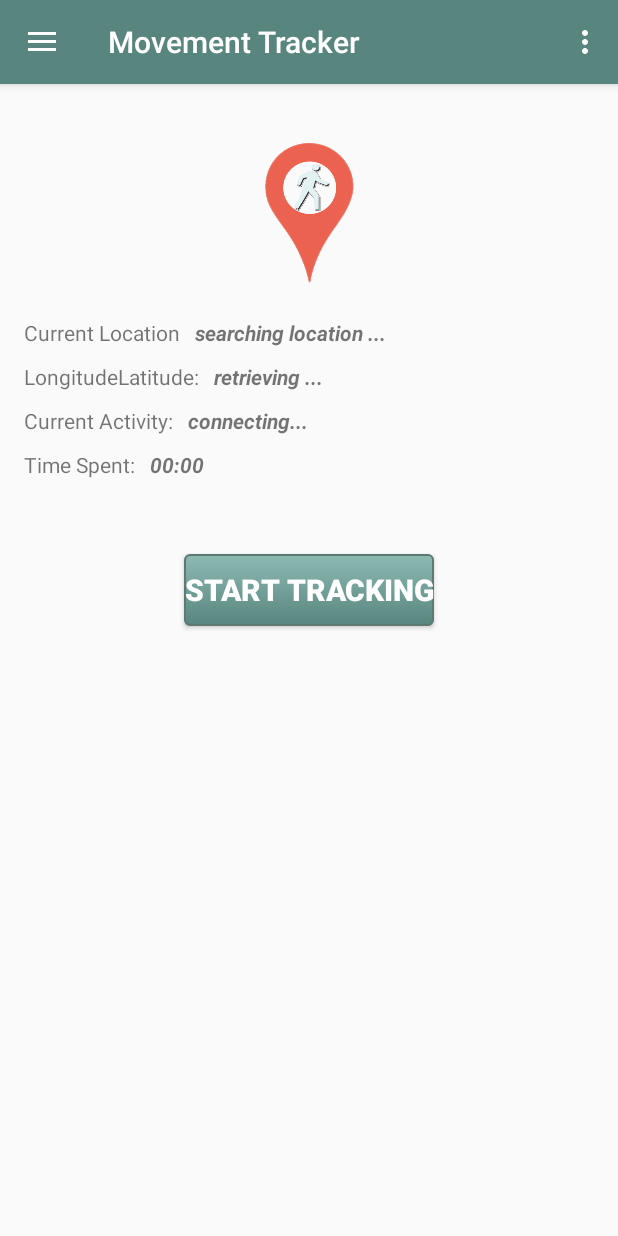
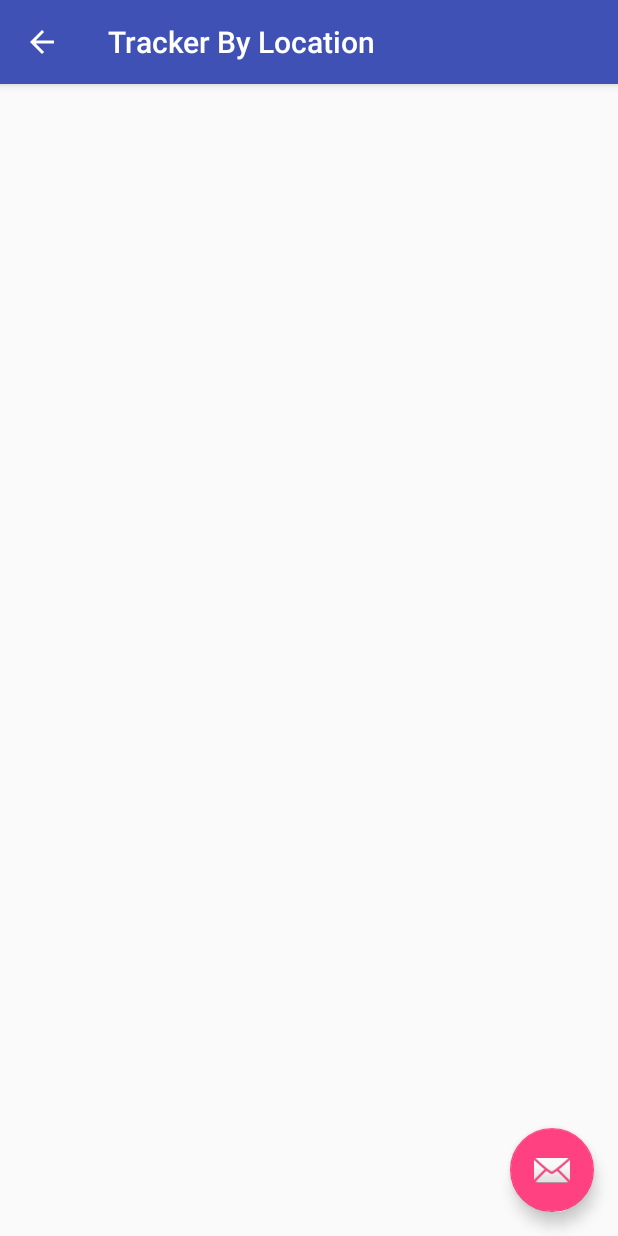
Before and after one commit to andela-bomotoso/MovementTracker, an Android app: the screen it shows after launch (MainActivity before the commit, TrackerByLocation after it), after a tap on "Tracker By Location", on a phone screen of 412 x 824 dp. Run offline under Robolectric (Android 15) with nearby library versions, the phone set to English and light mode, and no system bars; 1 other tap on this screen came first.

Commit message:
Add an activity to manage tracking summary by location

```diff
--- a/MovementTracker/app/src/main/AndroidManifest.xml
+++ b/MovementTracker/app/src/main/AndroidManifest.xml
@@ -36,6 +36,15 @@
             android:label="@string/title_activity_settings"
             android:theme="@style/AppTheme.NoActionBar" >
         </activity>
+        <activity
+            android:name=".Activities.TrackerByLocation"
+            android:label="@string/title_activity_tracker_by_location"
+            android:parentActivityName=".Activities.MainActivity"
+            android:theme="@style/AppTheme.NoActionBar" >
+            <meta-data
+                android:name="android.support.PARENT_ACTIVITY"
+                android:value="com.andela.omotoso.bukola.movementtracker.Activities.MainActivity" />
+        </activity>
     </application>
 
 </manifest>
--- a/MovementTracker/app/src/main/java/com/andela/omotoso/bukola/movementtracker/Activities/MainActivity.java
+++ b/MovementTracker/app/src/main/java/com/andela/omotoso/bukola/movementtracker/Activities/MainActivity.java
@@ -178,7 +178,7 @@ public class MainActivity extends AppCompatActivity
         int id = item.getItemId();
 
         if (id == R.id.tracked_location) {
-            //Launcher.launchActivity(this, TrackerByLocation.class);
+            Launcher.launchActivity(this, TrackerByLocation.class);
 
         } else if (id == R.id.app_help) {
             displayHelp();
--- /dev/null
+++ b/MovementTracker/app/src/main/java/com/andela/omotoso/bukola/movementtracker/Activities/TrackerByLocation.java
@@ -0,0 +1,32 @@
+package com.andela.omotoso.bukola.movementtracker.Activities;
+
+import android.os.Bundle;
+import android.support.design.widget.FloatingActionButton;
+import android.support.design.widget.Snackbar;
+import android.support.v7.app.AppCompatActivity;
+import android.support.v7.widget.Toolbar;
+import android.view.View;
+
+import com.andela.omotoso.bukola.movementtracker.R;
+
+public class TrackerByLocation extends AppCompatActivity {
+
+    @Override
+    protected void onCreate(Bundle savedInstanceState) {
+        super.onCreate(savedInstanceState);
+        setContentView(R.layout.activity_tracker_by_location2);
+        Toolbar toolbar = (Toolbar) findViewById(R.id.toolbar);
+        setSupportActionBar(toolbar);
+
+        FloatingActionButton fab = (FloatingActionButton) findViewById(R.id.fab);
+        fab.setOnClickListener(new View.OnClickListener() {
+            @Override
+            public void onClick(View view) {
+                Snackbar.make(view, "Replace with your own action", Snackbar.LENGTH_LONG)
+                        .setAction("Action", null).show();
+            }
+        });
+        getSupportActionBar().setDisplayHomeAsUpEnabled(true);
+    }
+
+}
--- /dev/null
+++ b/MovementTracker/app/src/main/res/layout/activity_tracker_by_location2.xml
@@ -0,0 +1,25 @@
+<?xml version="1.0" encoding="utf-8"?>
+<android.support.design.widget.CoordinatorLayout
+    xmlns:android="http://schemas.android.com/apk/res/android"
+    xmlns:app="http://schemas.android.com/apk/res-auto"
+    xmlns:tools="http://schemas.android.com/tools" android:layout_width="match_parent"
+    android:layout_height="match_parent" android:fitsSystemWindows="true"
+    tools:context="com.andela.omotoso.bukola.movementtracker.Activities.TrackerByLocation">
+
+    <android.support.design.widget.AppBarLayout android:layout_height="wrap_content"
+        android:layout_width="match_parent" android:theme="@style/AppTheme.AppBarOverlay">
+
+        <android.support.v7.widget.Toolbar android:id="@+id/toolbar"
+            android:layout_width="match_parent" android:layout_height="?attr/actionBarSize"
+            android:background="?attr/colorPrimary" app:popupTheme="@style/AppTheme.PopupOverlay" />
+
+    </android.support.design.widget.AppBarLayout>
+
+    <include layout="@layout/content_tracker_by_location2" />
+
+    <android.support.design.widget.FloatingActionButton android:id="@+id/fab"
+        android:layout_width="wrap_content" android:layout_height="wrap_content"
+        android:layout_gravity="bottom|end" android:layout_margin="@dimen/fab_margin"
+        android:src="@android:drawable/ic_dialog_email" />
+
+</android.support.design.widget.CoordinatorLayout>
--- /dev/null
+++ b/MovementTracker/app/src/main/res/layout/content_tracker_by_location2.xml
@@ -0,0 +1,13 @@
+<?xml version="1.0" encoding="utf-8"?>
+<RelativeLayout xmlns:android="http://schemas.android.com/apk/res/android"
+    xmlns:tools="http://schemas.android.com/tools"
+    xmlns:app="http://schemas.android.com/apk/res-auto" android:layout_width="match_parent"
+    android:layout_height="match_parent" android:paddingLeft="@dimen/activity_horizontal_margin"
+    android:paddingRight="@dimen/activity_horizontal_margin"
+    android:paddingTop="@dimen/activity_vertical_margin"
+    android:paddingBottom="@dimen/activity_vertical_margin"
+    app:layout_behavior="@string/appbar_scrolling_view_behavior"
+    tools:showIn="@layout/activity_tracker_by_location2"
+    tools:context="com.andela.omotoso.bukola.movementtracker.Activities.TrackerByLocation">
+
+</RelativeLayout>
```
